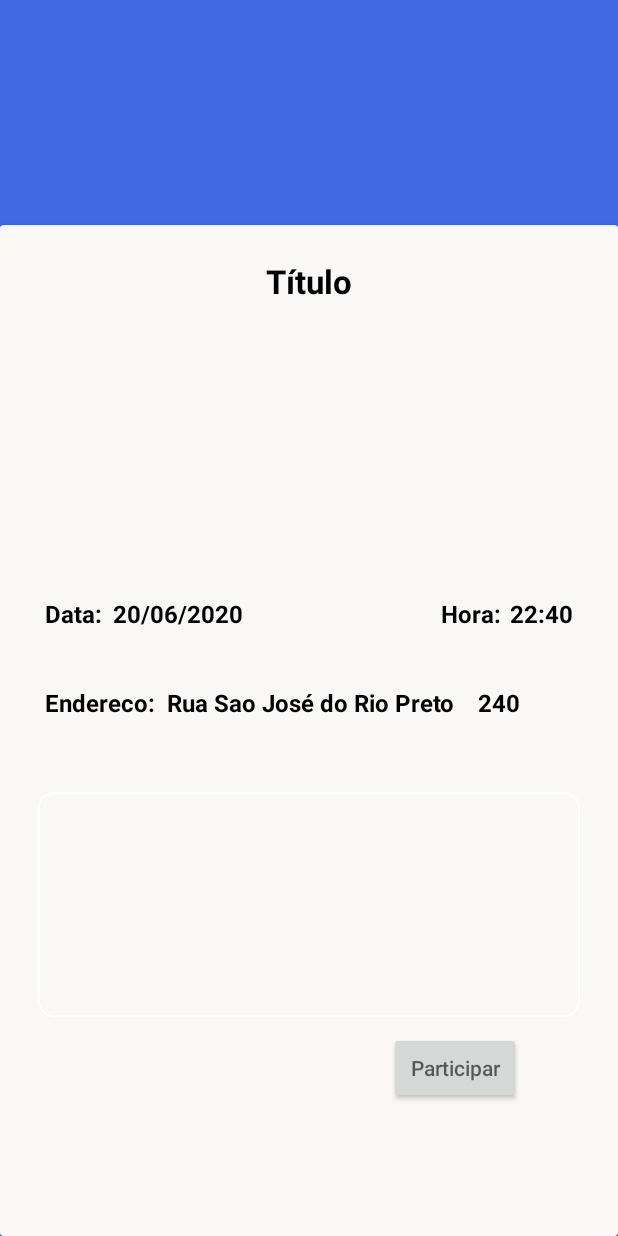
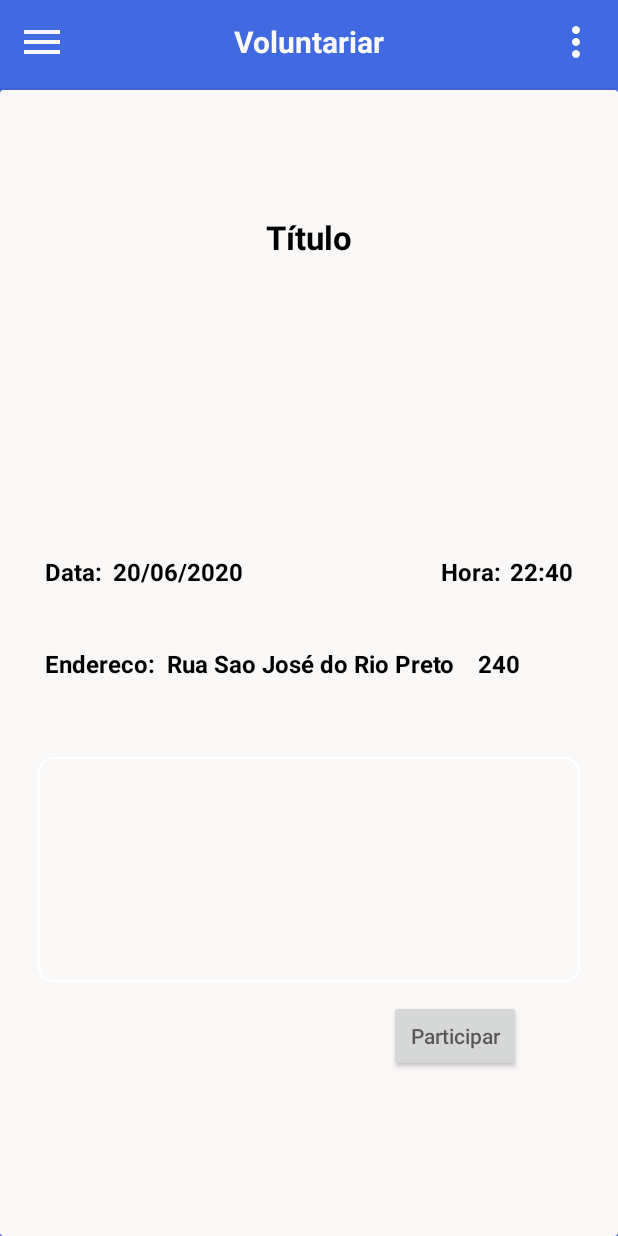
Before and after one commit to Chicarelli/Voluntariar, an Android app: the telaDoEvento screen opened directly, with no data from a screen before it, on a phone screen of 412 x 824 dp. Run offline under Robolectric (Android 15) with nearby library versions, the phone set to English and light mode, and no system bars; our stand-ins replace Firebase (no records; nobody signed in at launch, a user with empty details on screens opened directly); libraries missing offline, so code that uses them is left out: com.firebase.ui; Roboto replaces fonts that are not available here.

Commit message:
Arrumando interação entre telas

```diff
--- a/app/src/main/AndroidManifest.xml
+++ b/app/src/main/AndroidManifest.xml
@@ -17,7 +17,6 @@
         <activity android:name=".telaDoEvento"></activity>
         <activity android:name=".CriarEventoFisico"></activity>
         <activity android:name=".CadastroActivity" />
-        <activity android:name=".LoginActivity" />
         <activity android:name=".MainActivity">
             <intent-filter>
                 <action android:name="android.intent.action.MAIN" />
@@ -26,6 +25,9 @@
             </intent-filter>
         </activity>
 
+        <activity android:name=".LoginActivity"/>
+
+
         <meta-data
             android:name="preloaded_fonts"
             android:resource="@array/preloaded_fonts" />
--- a/app/src/main/java/com/example/voluntariado/LoginActivity.java
+++ b/app/src/main/java/com/example/voluntariado/LoginActivity.java
@@ -10,6 +10,7 @@ import android.view.View;
 import android.widget.EditText;
 import android.widget.Toast;
 
+import com.bumptech.glide.util.MarkEnforcingInputStream;
 import com.google.android.gms.tasks.OnCompleteListener;
 import com.google.android.gms.tasks.Task;
 import com.google.firebase.auth.AuthResult;
@@ -31,7 +32,6 @@ public class LoginActivity extends AppCompatActivity {   //ACTIVITY RESPONSÁVEL
         setContentView(R.layout.activity_login);
         email = findViewById(R.id.loginUsuario);
         senha = findViewById(R.id.loginSenha);
-        getSupportActionBar().hide();
     }
 
     //Pegando instancia Firebase Autentication ao startar
--- a/app/src/main/java/com/example/voluntariado/telaDoEvento.java
+++ b/app/src/main/java/com/example/voluntariado/telaDoEvento.java
@@ -2,6 +2,7 @@ package com.example.voluntariado;
 
 import androidx.annotation.NonNull;
 import androidx.appcompat.app.AppCompatActivity;
+import androidx.drawerlayout.widget.DrawerLayout;
 
 import android.content.Intent;
 import android.graphics.Bitmap;
@@ -19,6 +20,7 @@ import android.widget.EditText;
 import android.widget.ImageView;
 import android.widget.TextView;
 import android.widget.Toast;
+import android.widget.Toolbar;
 
 import com.bumptech.glide.Glide;
 import com.firebase.ui.storage.images.FirebaseImageLoader;
@@ -40,9 +42,11 @@ import java.util.ArrayList;
 import java.util.HashMap;
 import java.util.List;
 import java.util.Map;
+import java.util.Timer;
 
 import static android.widget.Toast.LENGTH_SHORT;
 import static com.example.voluntariado.R.drawable.background;
+import static com.example.voluntariado.R.drawable.fundo_imagem;
 
 public class telaDoEvento extends AppCompatActivity {
     FirebaseFirestore db = FirebaseFirestore.getInstance();
@@ -56,6 +60,12 @@ public class telaDoEvento extends AppCompatActivity {
     EditText hora;
     EditText numero;
     String id;
+    String imagem;
+    ImageView imgView;
+    private int conta = 0;
+    private int conta1 = 0;
+
+    DrawerLayout drawerLayout;
 
     String imgPadrao;
     //StorageReference refStorage = storage.getReferenceFromUrl("gs://voluntariar-50f20.appspot.com/images").child(imgPadrao);
@@ -64,6 +74,10 @@ public class telaDoEvento extends AppCompatActivity {
     protected void onCreate(Bundle savedInstanceState) {
         super.onCreate(savedInstanceState);
         setContentView(R.layout.activity_tela_do_evento);
+
+        drawerLayout = findViewById(R.id.drawer_layout);
+
+
 
         /*if(getIntent().hasExtra("imagem")){
             this.imgPadrao = getIntent().getStringExtra("imagem");
@@ -74,10 +88,12 @@ public class telaDoEvento extends AppCompatActivity {
         if(getIntent().hasExtra("id")){
             id = getIntent().getStringExtra("id");
             compararUsuario(id);
-            settingElementsOnScreen(id);
+
         }
 
     }
+
+
 
     private void settingElementsOnScreen(String id){
         DocumentReference docRef = db.collection("eventos").document(id);
@@ -87,7 +103,7 @@ public class telaDoEvento extends AppCompatActivity {
                 if (task.isSuccessful()) {
                     DocumentSnapshot document = task.getResult();
                     if (document.exists()) {
-                        Eventos evento = new Eventos();
+                        Eventos evento;
                         evento = document.toObject(Eventos.class);
                         setarElementos(evento);
                     } else {
@@ -97,7 +113,8 @@ public class telaDoEvento extends AppCompatActivity {
                     Log.d("OPS", "Falhou", task.getException());
                 }
             }
-
+        });
+    }
 
   private void setarElementos(Eventos evento) {
       titulo = findViewById(R.id.tela_evento_titulo);
@@ -106,16 +123,21 @@ public class telaDoEvento extends AppCompatActivity {
       data = findViewById(R.id.tela_evento_data);
       hora = findViewById(R.id.tela_evento_hora);
       numero = findViewById(R.id.tela_evento_numero);
+      Toast.makeText(telaDoEvento.this, evento.getImagem(), LENGTH_SHORT).show();
 
       titulo.setText(evento.getTitulo());
       descricao.setText(evento.getDescricao());
       endereco.setText(evento.getEndereco());
       data.setText(evento.getData());
       hora.setText(evento.getHora());
+      imagem = evento.getImagem();
+      setImage(imagem);
 
+    }
 
-                StorageReference refStorage = storage.getReferenceFromUrl("gs://voluntariar-50f20.appspot.com/images").child(evento.getImagem());
-                final ImageView imgView = findViewById(R.id.imagemEvento);
+  private void setImage(String imagem) {
+    StorageReference refStorage = storage.getReferenceFromUrl("gs://voluntariar-50f20.appspot.com/images").child(imagem);
+    imgView = findViewById(R.id.imagemEvento);
     refStorage.getDownloadUrl().addOnSuccessListener(new OnSuccessListener<Uri>() {
       @Override
       public void onSuccess(Uri uri) {
@@ -127,8 +149,6 @@ public class telaDoEvento extends AppCompatActivity {
       @Override
       public void onFailure(@NonNull Exception e) {
 
-                    }
-                });
       }
     });
   }
@@ -198,6 +218,7 @@ public class telaDoEvento extends AppCompatActivity {
 
             Intent intent = new Intent(telaDoEvento.this, TelaEventoParticipante.class);
             intent.putExtra("id", this.id);
+            imgView.setImageBitmap(null);
             startActivity(intent);
 
             //data.addTextChangedListener(MaskEditUtil.mask(data, MaskEditUtil.FORMAT_DATE));
@@ -260,7 +281,6 @@ public class telaDoEvento extends AppCompatActivity {
                         botaoPouE.setText("Participar");
                     }
                 });
-
     }
 
     private void excluirEvento() {
@@ -308,30 +328,11 @@ public class telaDoEvento extends AppCompatActivity {
                 });
     }
 
-    private void savingDataToFirestore(EditText titulo, EditText descricao, EditText endereco, EditText data, EditText hora, EditText numero) {
-        Map<String, Object> evento = new HashMap<>();
-        evento.put("titulo", titulo.getText().toString());
-        evento.put("descricao", descricao.getText().toString());
-        evento.put("endereco", endereco.getText().toString());
-        evento.put("data", data.getText().toString());
-        evento.put("hora", hora.getText().toString());
-        evento.put("numero", numero.getText().toString());
+  @Override
+  protected void onResume() {
+    super.onResume();
+    settingElementsOnScreen(id);
+    }
 
 
-        db.collection("eventos").document(id)
-                .set(evento, SetOptions.merge())
-                .addOnSuccessListener(new OnSuccessListener<Void>() {
-                    @Override
-                    public void onSuccess(Void aVoid) {
-                        Toast.makeText(telaDoEvento.this, "Evento editado", LENGTH_SHORT).show();
 }
-                })
-                .addOnFailureListener(new OnFailureListener() {
-                    @Override
-                    public void onFailure(@NonNull Exception e) {
-                        Toast.makeText(telaDoEvento.this, "Deu erro!", LENGTH_SHORT).show();
-                    }
-                });
-
-    }
-}
--- a/app/src/main/res/drawable/background_caixa_editing_telaeventoparticipating.xml
+++ b/app/src/main/res/drawable/background_caixa_editing_telaeventoparticipating.xml
@@ -1,7 +1,7 @@
 <?xml version="1.0" encoding="utf-8"?>
 <shape xmlns:android="http://schemas.android.com/apk/res/android"
     android:shape="rectangle">
-    <solid android:color="#9E9C9C"/>
+    <solid android:color="#D8D3D3"/>
     <corners android:radius="6dp"/>
 
 </shape>
--- /dev/null
+++ b/app/src/main/res/drawable/ic_upload_foto.xml
@@ -0,0 +1,5 @@
+<vector android:height="30dp" android:tint="#0E040A"
+    android:viewportHeight="24" android:viewportWidth="24"
+    android:width="30dp" xmlns:android="http://schemas.android.com/apk/res/android">
+    <path android:fillColor="@android:color/white" android:pathData="M19.35,10.04C18.67,6.59 15.64,4 12,4 9.11,4 6.6,5.64 5.35,8.04 2.34,8.36 0,10.91 0,14c0,3.31 2.69,6 6,6h13c2.76,0 5,-2.24 5,-5 0,-2.64 -2.05,-4.78 -4.65,-4.96zM14,13v4h-4v-4H7l5,-5 5,5h-3z"/>
+</vector>
--- a/app/src/main/res/layout/activity_meus_eventos.xml
+++ b/app/src/main/res/layout/activity_meus_eventos.xml
@@ -10,7 +10,7 @@
     <androidx.recyclerview.widget.RecyclerView
         android:id="@+id/rv_meus_eventos_lista"
         android:layout_width="409dp"
-        android:layout_height="0dp"
+        android:layout_height="wrap_content"
         app:layout_constraintBottom_toBottomOf="parent"
         app:layout_constraintLeft_toLeftOf="parent"
         app:layout_constraintRight_toRightOf="parent"
@@ -32,7 +32,7 @@
 
     <RelativeLayout
         android:layout_width="300dp"
-        android:layout_height="match_parent"
+        android:layout_height="wrap_content"
         android:layout_gravity="start"
         android:background="@android:color/white">
 
--- a/app/src/main/res/layout/activity_tela_do_evento.xml
+++ b/app/src/main/res/layout/activity_tela_do_evento.xml
@@ -1,27 +1,28 @@
 <?xml version="1.0" encoding="utf-8"?>
-<androidx.constraintlayout.widget.ConstraintLayout xmlns:android="http://schemas.android.com/apk/res/android"
+<androidx.drawerlayout.widget.DrawerLayout xmlns:android="http://schemas.android.com/apk/res/android"
     xmlns:app="http://schemas.android.com/apk/res-auto"
     xmlns:tools="http://schemas.android.com/tools"
     android:layout_width="match_parent"
     android:layout_height="match_parent"
     android:background="#4169e1"
+    android:id="@+id/drawer_layout"
     tools:context=".telaDoEvento">
 
     <androidx.cardview.widget.CardView
-        android:layout_width="match_parent"
-        android:layout_height="match_parent"
-        android:layout_marginTop="150dp"
+        android:layout_width="300dp"
+        android:layout_height="300dp"
+        android:layout_marginTop="60dp"
         app:cardBackgroundColor="#FAF7F7"
         app:cardCornerRadius="2dp"
         app:layout_constraintBottom_toBottomOf="parent"
         app:layout_constraintLeft_toLeftOf="parent"
         app:layout_constraintRight_toRightOf="parent"
-        app:layout_constraintTop_toTopOf="parent"
-        tools:ignore="MissingConstraints">
+        app:layout_constraintTop_toBottomOf="parent">
 
         <androidx.constraintlayout.widget.ConstraintLayout
             android:layout_width="match_parent"
-            android:layout_height="match_parent">
+            android:layout_height="match_parent"
+            android:layout_marginTop="60dp">
 
 
             <EditText
@@ -259,5 +260,26 @@
 
     </androidx.cardview.widget.CardView>
 
+    <LinearLayout
+        android:layout_width="match_parent"
+        android:layout_height="match_parent"
+        android:orientation="vertical"
+        android:id="@+id/linearlayoutz">
 
-</androidx.constraintlayout.widget.ConstraintLayout>
+        <include
+            layout="@layout/main_toolbar"
+            android:id="@+id/toolbar_main"/>
+
+    </LinearLayout>
+
+    <RelativeLayout
+        android:layout_width="300dp"
+        android:layout_height="match_parent"
+        android:layout_gravity="start"
+        android:background="@android:color/white">
+
+        <include
+            layout="@layout/main_nav_drawer"/>
+    </RelativeLayout>
+
+</androidx.drawerlayout.widget.DrawerLayout>
--- a/app/src/main/res/layout/item_meus_eventos.xml
+++ b/app/src/main/res/layout/item_meus_eventos.xml
@@ -2,7 +2,7 @@
 <androidx.constraintlayout.widget.ConstraintLayout xmlns:android="http://schemas.android.com/apk/res/android"
     xmlns:app="http://schemas.android.com/apk/res-auto"
     android:layout_width="match_parent"
-    android:layout_height="match_parent">
+    android:layout_height="wrap_content">
 
     <TextView
         android:id="@+id/meus_eventos_edt_titulo"
```
Also changed, not shown: app/src/main/java/com/example/voluntariado/MainActivity.java (+44 -45 lines), app/src/main/java/com/example/voluntariado/MeusEventos.java (+11 -1 lines), app/src/main/java/com/example/voluntariado/TelaEventoParticipante.java (+209 -2 lines), app/src/main/res/layout/activity_main.xml (+7 -2 lines), app/src/main/res/layout/activity_tela_evento_participante.xml (+45 -8 lines), 141 other files. Lines whose indentation alone changed are shown as unchanged.
